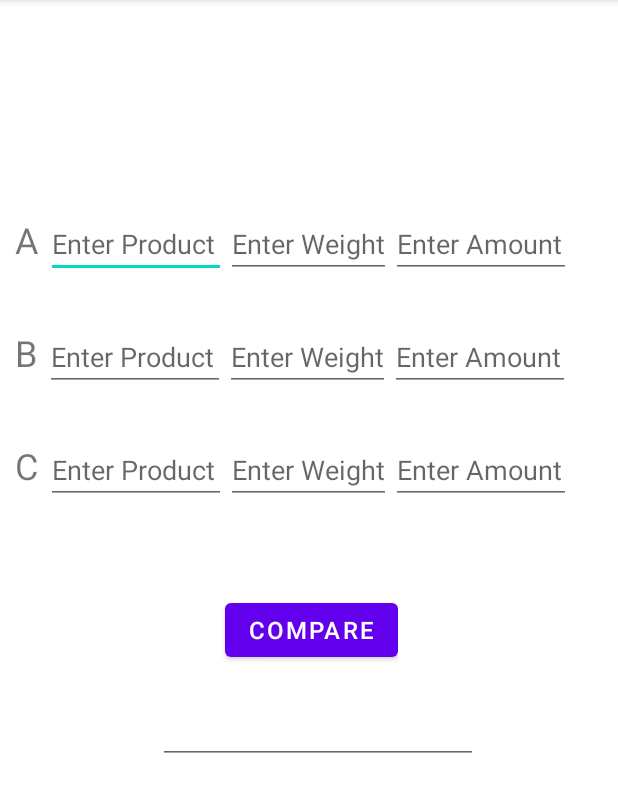
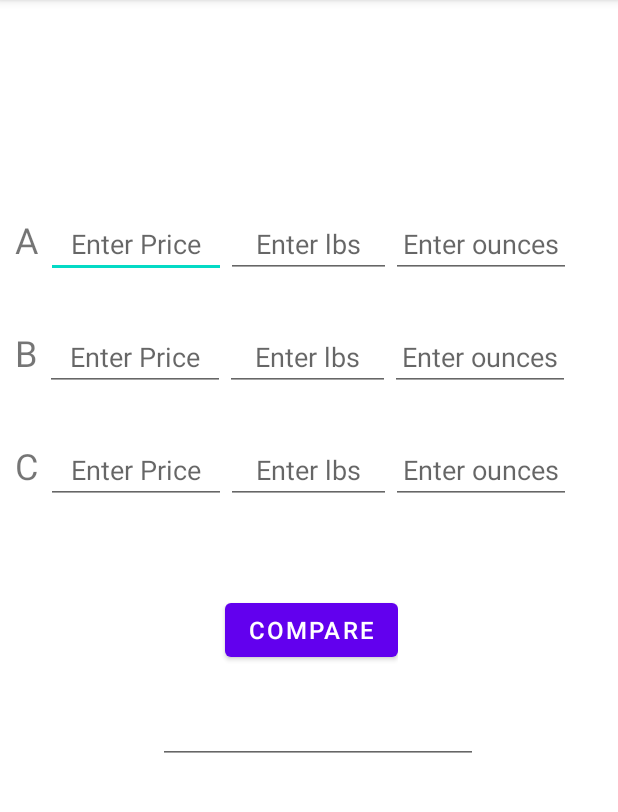
Before and after one commit to ov-wagle/Android-Projects, an Android app: the screen it shows after launch (MainActivity), after a tap on "COMPARE", on a phone screen of 412 x 824 dp, the part 84-896 px from its top. Run offline under Robolectric (Android 15) with nearby library versions, the phone set to English and light mode, and no system bars.

Commit message:
Refactor the app to accept prices, weight in lb and weight in oz

```diff
--- a/FrugalShopper/app/src/main/java/edu/uga/cs/frugalshopper/MainActivity.java
+++ b/FrugalShopper/app/src/main/java/edu/uga/cs/frugalshopper/MainActivity.java
@@ -13,21 +13,21 @@ public class MainActivity extends AppCompatActivity {
     private static final String bestBuy = "Best Buy : ";
 
     // Input Details of A
-    private EditText productNameA;
-    private EditText weightOfA;
+    private EditText weightInLbsA;
+    private EditText weightInOzA;
     private EditText amountOfA;
 
     // Input Details of B
-    private EditText productNameB;
-    private EditText weightOfB;
+    private EditText weightInLbsB;
+    private EditText weightInOzB;
     private EditText amountOfB;
 
     // Input Details of C
-    private EditText productNameC;
-    private EditText weightOfC;
+    private EditText weightInLbsC;
+    private EditText weightInOzC;
     private EditText amountOfC;
 
-    // Compare Button
+    // Compare Button and display result
     private Button compare;
     private EditText result;
 
@@ -37,19 +37,19 @@ public class MainActivity extends AppCompatActivity {
         setContentView(R.layout.activity_main);
 
         // Input of A
-        productNameA = findViewById(R.id.editTextTextPersonName3);
-        weightOfA = findViewById(R.id.editTextNumberDecimal18);
-        amountOfA = findViewById(R.id.editTextNumberDecimal21);
+        amountOfA = findViewById(R.id.editTextNumberDecimal);
+        weightInLbsA = findViewById(R.id.editTextNumberDecimal18);
+        weightInOzA = findViewById(R.id.editTextNumberDecimal21);
 
         // Input of B
-        productNameB = findViewById(R.id.editTextTextPersonName5);
-        weightOfB = findViewById(R.id.editTextNumberDecimal19);
-        amountOfB = findViewById(R.id.editTextNumberDecimal22);
+        amountOfB = findViewById(R.id.editTextNumberDecimal2);
+        weightInLbsB = findViewById(R.id.editTextNumberDecimal19);
+        weightInOzB = findViewById(R.id.editTextNumberDecimal22);
 
         // Input of C
-        productNameC = findViewById(R.id.editTextTextPersonName7);
-        weightOfC = findViewById(R.id.editTextNumberDecimal20);
-        amountOfC = findViewById(R.id.editTextNumberDecimal23);
+        amountOfC = findViewById(R.id.editTextNumberDecimal3);
+        weightInLbsC = findViewById(R.id.editTextNumberDecimal20);
+        weightInOzC = findViewById(R.id.editTextNumberDecimal23);
 
         // Comparing the inputs
         compare = findViewById(R.id.button);
@@ -59,19 +59,22 @@ public class MainActivity extends AppCompatActivity {
         compare.setOnClickListener(new ButtonClickListener());
     }
 
-    private double[] verify_product_details(EditText productName, EditText weightOfProd,
+    private double[] verify_product_details(EditText weightInLbs, EditText weightInOz,
                                             EditText amountOfProd,
                                             String productTag) {
-        double []productDetails = new double[2];
-        String weight, amount;
-        final String incompleteData = "Enter complete details for product ";
-        String product;
+        double []productDetails = new double[]{0.0, 0.0};
+        String pounds, ounces, amount;
+        int poundsInNum = 0, ounceInNum = 0;
+        final String incompleteData = "Enter either pounds or ounces for product ";
+        final String noPriceEntered = "Price must be entered for product ";
 
-        product = productName.getText().toString();
-        weight = weightOfProd.getText().toString();
+        pounds = weightInLbs.getText().toString();
+        ounces = weightInOz.getText().toString();
         amount = amountOfProd.getText().toString();
 
-        if (product.isEmpty() && (!weight.isEmpty() || !amount.isEmpty())) {
+        // If price is provided for a product and both the weight fields are empty, display a
+        // toast message
+        if (!amount.isEmpty() && pounds.isEmpty() && ounces.isEmpty()) {
             Toast toast = Toast.makeText(getApplicationContext(), incompleteData.concat(productTag),
                     Toast.LENGTH_SHORT);
             toast.show();
@@ -79,29 +82,47 @@ public class MainActivity extends AppCompatActivity {
             return null;
         }
 
-        if (!product.isEmpty()) {
+        // Assign the price field to the index 0. If either pound or ounce is empty, assign 0 to it
+        if (!amount.isEmpty()) {
+            productDetails[0] = Double.parseDouble(amount);
+
             try {
-                productDetails[0] = Double.parseDouble(weight);
-                productDetails[1] = Double.parseDouble(amount);
+                poundsInNum = Integer.parseInt(pounds);
             } catch (NumberFormatException e) {
-                Toast toast = Toast.makeText(getApplicationContext(), incompleteData.concat(productTag),
+                poundsInNum = 0;
+            }
+
+            try {
+                ounceInNum = Integer.parseInt(ounces);
+            } catch (NumberFormatException e) {
+                ounceInNum = 0;
+            }
+        }
+
+        // If amount is empty and either of the weight fields is filled, reject this input as
+        // price is a mandatory field and display a toast message indicating the same
+        if (amount.isEmpty() && (!pounds.isEmpty() || !ounces.isEmpty())) {
+            Toast toast = Toast.makeText(getApplicationContext(), noPriceEntered.concat(productTag),
                     Toast.LENGTH_SHORT);
             toast.show();
             result.setText("");
             return null;
         }
-        }
 
-        if (!product.isEmpty()) {
-            if (productDetails[0] <= 0 || productDetails[1] <= 0) {
+        // convert weight in pounds to ounces and add with the weight in ounce
+        productDetails[1] = convert_weight_to_ounce(poundsInNum) + ounceInNum;
+
+        // If price is non zero and final weight is 0, this indicates that both the entries in
+        // pounds and ounce were zero which is invalid. This is indicated using a toast message
+        if (productDetails[0] != 0.0 && productDetails[1] == 0.0) {
             Toast toast = Toast.makeText(getApplicationContext(),
-                        "Value cannot be less than equal to 0", Toast.LENGTH_SHORT);
+                    "Either pounds or ounces must be non zero", Toast.LENGTH_SHORT);
             toast.show();
             result.setText("");
             return null;
         }
-        }
 
+        // The final array contains the amount of the product and the total weight of product in Oz.
         return productDetails;
     }
 
@@ -109,78 +130,74 @@ public class MainActivity extends AppCompatActivity {
         return Math.round(amount * 100);
     }
 
-    private long convert_weight_to_ounce(double weight) {
-        int pounds = (int)weight;
-        double ounce = weight - pounds;
-
-        return (pounds * 16) + Math.round(16 * ounce);
+    private int convert_weight_to_ounce(int weight) {
+        return weight * 16;
     }
 
     private class ButtonClickListener implements View.OnClickListener {
         @Override
         public void onClick(View v) {
+            // Weight and amounts array is initialized to a size of 3 with all zeros.
+            // Each index in these 2 arrays represent total weight and amount of product A,
+            // B and C respectively
             double[] weights = new double[] {0.0, 0.0, 0.0};
             double[] amounts = new double[] {0.0, 0.0, 0.0};
-            double[] weightAndAmt;
+            double[] priceAndWt;
 
             // Local variables to help calculate and display correct result
-            //String weight, amount;
             double minCost = Double.MAX_VALUE;
-            String [] productTag = {"A", "B", "C"};
+            String[] productTag = {"A", "B", "C"};
             String productToShow = "";
 
             // Extract data for product A
-            weightAndAmt = verify_product_details(productNameA, weightOfA, amountOfA,
+            priceAndWt = verify_product_details(weightInLbsA, weightInOzA, amountOfA,
                                                   productTag[0]);
 
-            if (weightAndAmt == null) {
+            if (priceAndWt == null) {
                 return;
             }
-
-            weights[0] = weightAndAmt[0];
-            amounts[0] = weightAndAmt[1];
+            amounts[0] = priceAndWt[0];
+            weights[0] = priceAndWt[1];
 
             // Extract data for product B
-            weightAndAmt = verify_product_details(productNameB, weightOfB, amountOfB,
+            priceAndWt = verify_product_details(weightInLbsB, weightInOzB, amountOfB,
                     productTag[1]);
 
-            if (weightAndAmt == null) {
+            if (priceAndWt == null) {
                 return;
             }
-
-            weights[1] = weightAndAmt[0];
-            amounts[1] = weightAndAmt[1];
+            amounts[1] = priceAndWt[0];
+            weights[1] = priceAndWt[1];
 
             // Extract data for product C
-            weightAndAmt = verify_product_details(productNameC, weightOfC, amountOfC,
+            priceAndWt = verify_product_details(weightInLbsC, weightInOzC, amountOfC,
                     productTag[2]);
 
-            if (weightAndAmt == null) {
+            if (priceAndWt == null) {
                 return;
             }
-
-            weights[2] = weightAndAmt[0];
-            amounts[2] = weightAndAmt[1];
+            amounts[2] = priceAndWt[0];
+            weights[2] = priceAndWt[1];
 
             for (int i = 0; i < 3; i++) {
-                if (amounts[i] == 0.0 || weights[i] == 0.0) {
+                if (amounts[i] == 0 || weights[i] == 0) {
                     continue;
                 }
 
-                double cost = (double)convert_amount_to_cents(amounts[i]) / convert_weight_to_ounce(weights[i]);
+                double cost = (double)convert_amount_to_cents(amounts[i]) / weights[i];
                 if (cost < minCost) {
                     minCost = cost;
                     productToShow = productTag[i];
                 }
             }
 
+            // If productToShow is non empty, this indicates that at least one field was entered.
+            // Else compare button was pressed when all the fields were empty
             if (!productToShow.isEmpty()) {
                 result.setText(bestBuy.concat(productToShow));
             } else {
                 result.setText(productToShow);
             }
-
-            return;
         }
     }
 }
--- a/FrugalShopper/app/src/main/res/layout/activity_main.xml
+++ b/FrugalShopper/app/src/main/res/layout/activity_main.xml
@@ -25,28 +25,31 @@
             android:textSize="24sp" />
 
         <EditText
-            android:id="@+id/editTextTextPersonName3"
+            android:id="@+id/editTextNumberDecimal"
             android:layout_width="120dp"
             android:layout_height="wrap_content"
             android:ems="10"
-            android:hint="Enter Product"
-            android:inputType="textPersonName" />
+            android:hint="Enter Price"
+            android:inputType="numberDecimal"
+            android:textAlignment="center" />
 
         <EditText
             android:id="@+id/editTextNumberDecimal18"
             android:layout_width="110dp"
             android:layout_height="wrap_content"
             android:ems="10"
-            android:hint="Enter Weight"
-            android:inputType="numberDecimal" />
+            android:hint="Enter lbs"
+            android:inputType="numberDecimal"
+            android:textAlignment="center" />
 
         <EditText
             android:id="@+id/editTextNumberDecimal21"
             android:layout_width="120dp"
             android:layout_height="wrap_content"
             android:ems="10"
-            android:hint="Enter Amount"
-            android:inputType="numberDecimal" />
+            android:hint="Enter ounces"
+            android:inputType="numberDecimal"
+            android:textAlignment="center" />
 
     </LinearLayout>
 
@@ -68,28 +71,31 @@
             android:textSize="24sp" />
 
         <EditText
-            android:id="@+id/editTextTextPersonName5"
+            android:id="@+id/editTextNumberDecimal2"
             android:layout_width="120dp"
             android:layout_height="wrap_content"
             android:ems="10"
-            android:hint="Enter Product"
-            android:inputType="textPersonName" />
+            android:hint="Enter Price"
+            android:inputType="numberDecimal"
+            android:textAlignment="center" />
 
         <EditText
             android:id="@+id/editTextNumberDecimal19"
             android:layout_width="110dp"
             android:layout_height="wrap_content"
             android:ems="10"
-            android:hint="Enter Weight"
-            android:inputType="numberDecimal" />
+            android:hint="Enter lbs"
+            android:inputType="numberDecimal"
+            android:textAlignment="center" />
 
         <EditText
             android:id="@+id/editTextNumberDecimal22"
             android:layout_width="120dp"
             android:layout_height="wrap_content"
             android:ems="10"
-            android:hint="Enter Amount"
-            android:inputType="numberDecimal" />
+            android:hint="Enter ounces"
+            android:inputType="numberDecimal"
+            android:textAlignment="center" />
 
     </LinearLayout>
 
@@ -111,13 +117,13 @@
             android:textSize="24sp" />
 
         <EditText
-            android:id="@+id/editTextTextPersonName7"
+            android:id="@+id/editTextNumberDecimal3"
             android:layout_width="120dp"
             android:layout_height="wrap_content"
-            android:layout_marginBottom="10dp"
             android:ems="10"
-            android:hint="Enter Product"
-            android:inputType="textPersonName" />
+            android:hint="Enter Price"
+            android:inputType="numberDecimal"
+            android:textAlignment="center" />
 
         <EditText
             android:id="@+id/editTextNumberDecimal20"
@@ -125,8 +131,9 @@
             android:layout_height="wrap_content"
             android:layout_marginBottom="10dp"
             android:ems="10"
-            android:hint="Enter Weight"
-            android:inputType="numberDecimal" />
+            android:hint="Enter lbs"
+            android:inputType="numberDecimal"
+            android:textAlignment="center" />
 
         <EditText
             android:id="@+id/editTextNumberDecimal23"
@@ -134,8 +141,9 @@
             android:layout_height="wrap_content"
             android:layout_marginBottom="10dp"
             android:ems="10"
-            android:hint="Enter Amount"
-            android:inputType="numberDecimal" />
+            android:hint="Enter ounces"
+            android:inputType="numberDecimal"
+            android:textAlignment="center" />
     </LinearLayout>
 
     <LinearLayout
```
Lines whose indentation alone changed are shown as unchanged.
